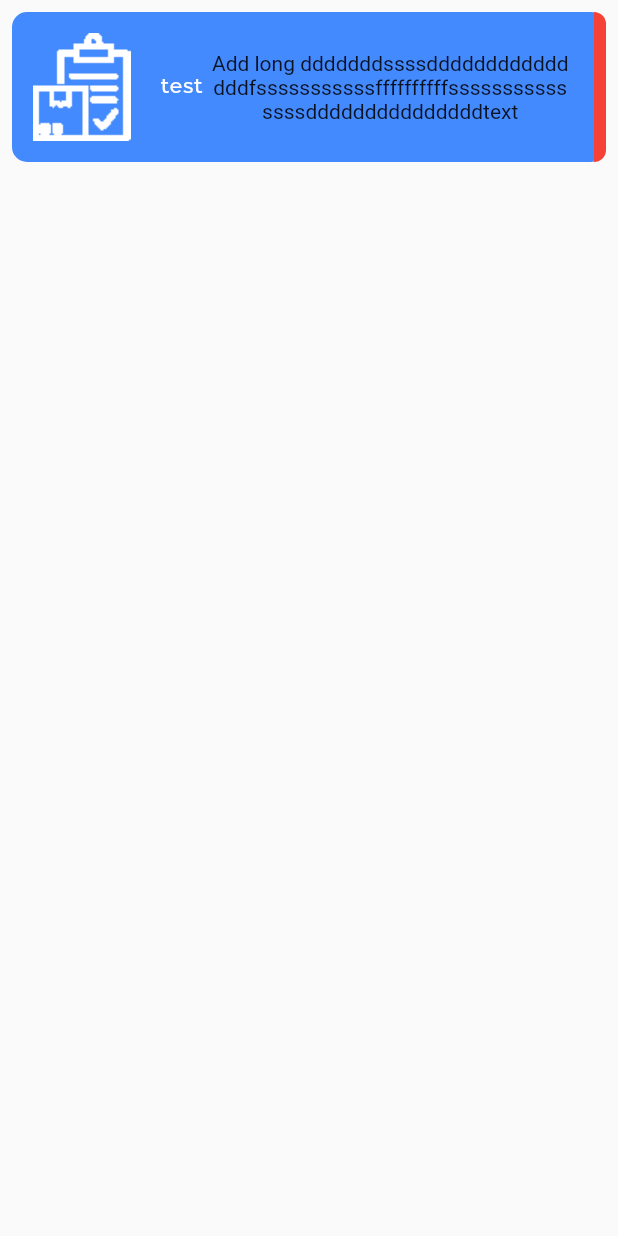
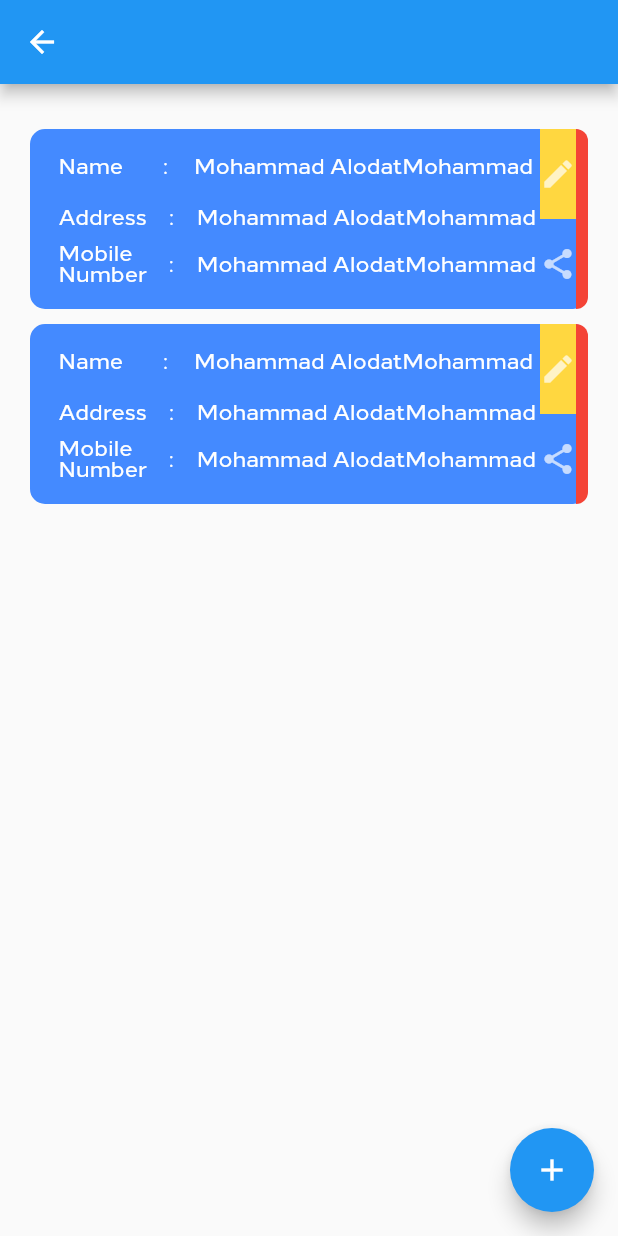
Before and after one commit to Belal-alodat/fast_trans, a Flutter app: the AddShipmentPage screen opened by its route, after a tap on "From", on a phone screen of 412 x 824 dp. Run offline on Flutter 3.47's test engine with Material 2 defaults, Android fonts, the phone set to English and light mode, and no system bars; our stand-ins replace dio, easy_localization.

Commit message:
shipmentPage2

```diff
--- a/lib/main.dart
+++ b/lib/main.dart
@@ -6,6 +6,7 @@
 import 'register_home.dart';
 import 'screen/Text_page.dart';
 import 'screen/add_shipment_page.dart';
+import 'screen/list_addresses_page.dart';
 
 void main() async {
   WidgetsFlutterBinding.ensureInitialized();
@@ -45,7 +46,7 @@
         // When navigating to the "/second" route, build the SecondScreen widget.
         '/register': (context) => RegisterHomeScreen(),
         '/shipment': (context) => AddShipmentPage(),
-        '/text': (context) => TextPage(),
+        '/list-addresses': (context) => ListAddressesPage(),
         '/text': (context) => TextPage(),
       },
     );
--- a/lib/screen/add_shipment_page.dart
+++ b/lib/screen/add_shipment_page.dart
@@ -3,6 +3,7 @@
 
 import '../core/app_session.dart';
 import '../providers/Auth.dart';
+import '../widget/card_with_colored_edge.dart';
 import '../widget/round_elevated_button.dart';
 
 class AddShipmentPage extends StatefulWidget {
@@ -26,7 +27,7 @@
 
   Widget build(BuildContext context) {
     double height = 50.0;
-    Direction diredction = AppSession.instance.languageCode == 'ar'
+    Direction direction = AppSession.instance.languageCode == 'ar'
         ? Direction.left
         : Direction.right;
     return Scaffold(
@@ -48,7 +49,7 @@
                   height,
                   Colors.blueAccent,
                   Colors.red,
-                  diredction,
+                  direction,
                   // getWidget1('images/from.png', 'From'),
                   getWidget10('images/from.png', 'From', 'From From From',
                       Colors.white),
@@ -62,7 +63,7 @@
                   height,
                   Colors.blueAccent,
                   Colors.red,
-                  diredction,
+                  direction,
                   getWidget10(
                       'images/to.png', 'To', 'To To To To', Colors.white),
                   row3children: getRow3Widget(height),
@@ -75,7 +76,7 @@
                   height,
                   Colors.blueAccent,
                   Colors.red,
-                  diredction,
+                  direction,
                   getWidget10('images/packagedetails.png', 'Package Details',
                       'Package Details', Colors.white),
                   row3children: getRow3Widget(height),
@@ -211,7 +212,7 @@
   }
 
   void from() {
-    Navigator.pushNamed(context, '/text');
+    Navigator.pushNamed(context, '/list-addresses');
   }
 
   void PackageDetails() {
@@ -219,88 +220,6 @@
   }
 
   void To() {
-    Navigator.pushNamed(context, '/text');
+    Navigator.pushNamed(context, '/list-addresses');
   }
 }
-
-enum Direction { right, left }
-
-class CaredWithColoredEdge extends StatelessWidget {
-  final double height;
-  final Color backGroundColor;
-  final Color edgeColor;
-  final Direction direction;
-  final Widget child;
-  List<Widget>? row3children;
-  CaredWithColoredEdge(
-    this.height,
-    this.backGroundColor,
-    this.edgeColor,
-    this.direction,
-    this.child, {
-    List<Widget>? row3children,
-    Key? key,
-  }) : super(key: key) {
-    this.row3children = row3children;
-  }
-
-  @override
-  Widget build(BuildContext context) {
-    var aligDirection = direction == Direction.right
-        ? MainAxisAlignment.end
-        : MainAxisAlignment.end;
-    var borderDirection = direction == Direction.right
-        ? BorderRadius.only(
-            topRight: Radius.circular(10.0), bottomRight: Radius.circular(10.0))
-        : BorderRadius.only(
-            topLeft: Radius.circular(10.0), bottomLeft: Radius.circular(10.0));
-    return Stack /*Column*/ (
-      children: [
-        Row(
-          children: [
-            Expanded(
-              child: Container(
-                height: height,
-                decoration: BoxDecoration(
-                  color: backGroundColor,
-                  border: Border.all(
-                    width: 4,
-                    // color: MyColor.TxtColorOrange,
-                    color: backGroundColor,
-                  ),
-                  borderRadius: BorderRadius.circular(10.0),
-                ),
-                child: child,
-              ),
-            ),
-          ],
-        ),
-        Row(
-          mainAxisAlignment: aligDirection,
-          // crossAxisAlignment: CrossAxisAlignment.start,
-          children: [
-            Container(
-              height: height,
-              //  width: 5,
-              decoration: BoxDecoration(
-                //  color: edgeColor, //Colors.black,
-                border: Border.all(
-                  width: 4,
-                  // color: MyColor.TxtColorOrange,
-                  color: edgeColor,
-                ),
-                borderRadius: borderDirection,
-              ),
-            ),
-          ],
-        ),
-        if (row3children != null)
-          Row(
-            mainAxisAlignment: aligDirection,
-            // crossAxisAlignment: CrossAxisAlignment.start,
-            children: row3children ?? const <Widget>[],
-          ),
-      ],
-    );
-  }
-}
--- /dev/null
+++ b/lib/screen/list_addresses_page.dart
@@ -0,0 +1,202 @@
+import 'package:flutter/material.dart';
+
+import '../core/app_session.dart';
+import '../widget/card_with_colored_edge.dart';
+
+class ListAddressesPage extends StatefulWidget {
+  @override
+  _ListAddressesState createState() => _ListAddressesState();
+}
+
+class _ListAddressesState extends State<ListAddressesPage> {
+  Widget build(BuildContext context) {
+    double height = 150.0;
+    Direction direction = AppSession.instance.languageCode == 'ar'
+        ? Direction.left
+        : Direction.right;
+
+    return Scaffold(
+      floatingActionButton: FloatingActionButton(
+        onPressed: () {},
+        tooltip: 'Increment',
+        child: const Icon(Icons.add),
+      ),
+      appBar: AppBar(),
+      body: SafeArea(
+        child: SingleChildScrollView(
+          padding: const EdgeInsets.symmetric(vertical: 20, horizontal: 20),
+          child: Column(
+            mainAxisAlignment: MainAxisAlignment.start,
+            crossAxisAlignment: CrossAxisAlignment.start,
+            children: getChildren(height, direction),
+          ),
+        ),
+      ),
+    );
+  }
+
+  List<Widget> getChildren(double height, Direction direction) {
+    List<Widget> children = [];
+    for (int i = 0; i < 2; i++) {
+      children.add(const SizedBox(height: 10));
+      children.add(InkWell(
+          onTap: () {
+            print('selected cared index $i');
+          },
+          child: CaredWithColoredEdge(
+            row3children: getRow3Widget(120, i),
+            120,
+            Colors.blueAccent,
+            Colors.red,
+            direction,
+            // getWidget1('images/from.png', 'From'),
+            getWidget10('images/from.png', 'Name', 'Mohammad AlodatMohammad ',
+                Colors.white),
+          )));
+    }
+    return children;
+  }
+
+  Widget text(
+    String text, {
+    Color color = Colors.black,
+    double size = 14,
+    String font = 'm',
+  }) {
+    return Text(
+      text,
+      style: TextStyle(color: color, fontSize: size, fontFamily: 'loew$font'),
+      softWrap: true,
+    );
+  }
+
+  List<Widget> getRow3Widget(double height, int index) {
+    return [
+      Center(
+        child: Column(
+          children: [
+            Container(
+              height: height / 2,
+              color: Colors.amberAccent,
+              child: InkWell(
+                onTap: () {
+                  print('selected Icone index $index');
+                },
+                child: Icon(
+                  Icons.edit,
+                  color: Colors.white70,
+                  //size: 30,
+                ),
+              ),
+              //  color: Colors.black,
+            ),
+            Container(
+              height: height / 2,
+              //  color: Colors.amberAccent,
+              child: InkWell(
+                onTap: () {
+                  print('selected Icone index $index');
+                },
+                child: Icon(
+                  Icons.share,
+                  color: Colors.white70,
+                  //size: 30,
+                ),
+              ),
+              //  color: Colors.black,
+            ),
+          ],
+        ),
+      ),
+      const SizedBox(width: 8),
+    ];
+  }
+
+  Widget getWidget10(String imagePath, String textLabel1, String textLabel2,
+      Color backgroundColor) {
+    return Padding(
+      padding: const EdgeInsets.fromLTRB(15, 15, 15, 5),
+      child: Column(
+        children: [
+          Row(
+            children: [
+              Container(
+                //  color: Colors.red,
+                child: text(textLabel1, color: backgroundColor),
+              ),
+              SizedBox(width: 27),
+              Container(
+                //   color: Colors.red,
+                child: text(":", color: backgroundColor),
+              ),
+              Expanded(
+                child: Container(
+                  //  color: Colors.red,
+                  child: Text(
+                    textAlign: TextAlign.center,
+                    textLabel2,
+                    overflow: TextOverflow.ellipsis,
+                    style:
+                        TextStyle(color: backgroundColor, fontFamily: 'loewm'),
+                  ),
+                ),
+              ),
+            ],
+          ),
+          SizedBox(height: 20),
+          Row(
+            children: [
+              Container(
+                //   color: Colors.red,
+                child: text('Address', color: backgroundColor),
+              ),
+              SizedBox(width: 15),
+              Container(
+                //  color: Colors.red,
+                child: text(":", color: backgroundColor),
+              ),
+              Expanded(
+                child: Container(
+                  //  color: Colors.red,
+                  child: Text(
+                    textAlign: TextAlign.center,
+                    textLabel2,
+                    overflow: TextOverflow.ellipsis,
+                    style:
+                        TextStyle(color: backgroundColor, fontFamily: 'loewm'),
+                  ),
+                ),
+              ),
+            ],
+          ),
+          SizedBox(height: 10),
+          Row(
+            children: [
+              Container(
+                //  color: Colors.red,
+                child: text('Mobile\nNumber', color: backgroundColor),
+              ),
+              SizedBox(width: 15),
+              Container(
+                //color: Colors.red,
+                child: text(":", color: backgroundColor),
+              ),
+              Expanded(
+                child: Container(
+                  //  color: Colors.red,
+                  child: Text(
+                    textAlign: TextAlign.center,
+                    textLabel2,
+                    overflow: TextOverflow.ellipsis,
+                    style:
+                        TextStyle(color: backgroundColor, fontFamily: 'loewm'),
+                  ),
+                ),
+              ),
+            ],
+          ),
+        ],
+      ),
+    );
+  }
+}
--- /dev/null
+++ b/lib/widget/card_with_colored_edge.dart
@@ -0,0 +1,83 @@
+import 'package:flutter/material.dart';
+
+enum Direction { right, left }
+
+class CaredWithColoredEdge extends StatelessWidget {
+  final double height;
+  final Color backGroundColor;
+  final Color edgeColor;
+  final Direction direction;
+  final Widget child;
+  List<Widget>? row3children;
+  CaredWithColoredEdge(
+    this.height,
+    this.backGroundColor,
+    this.edgeColor,
+    this.direction,
+    this.child, {
+    List<Widget>? row3children,
+    Key? key,
+  }) : super(key: key) {
+    this.row3children = row3children;
+  }
+
+  @override
+  Widget build(BuildContext context) {
+    var aligDirection = direction == Direction.right
+        ? MainAxisAlignment.end
+        : MainAxisAlignment.end;
+    var borderDirection = direction == Direction.right
+        ? BorderRadius.only(
+            topRight: Radius.circular(10.0), bottomRight: Radius.circular(10.0))
+        : BorderRadius.only(
+            topLeft: Radius.circular(10.0), bottomLeft: Radius.circular(10.0));
+    return Stack /*Column*/ (
+      children: [
+        Row(
+          children: [
+            Expanded(
+              child: Container(
+                height: height,
+                decoration: BoxDecoration(
+                  color: backGroundColor,
+                  border: Border.all(
+                    width: 4,
+                    // color: MyColor.TxtColorOrange,
+                    color: backGroundColor,
+                  ),
+                  borderRadius: BorderRadius.circular(10.0),
+                ),
+                child: child,
+              ),
+            ),
+          ],
+        ),
+        Row(
+          mainAxisAlignment: aligDirection,
+          // crossAxisAlignment: CrossAxisAlignment.start,
+          children: [
+            Container(
+              height: height,
+              //  width: 5,
+              decoration: BoxDecoration(
+                //  color: edgeColor, //Colors.black,
+                border: Border.all(
+                  width: 4,
+                  // color: MyColor.TxtColorOrange,
+                  color: edgeColor,
+                ),
+                borderRadius: borderDirection,
+              ),
+            ),
+          ],
+        ),
+        if (row3children != null)
+          Row(
+            mainAxisAlignment: aligDirection,
+            // crossAxisAlignment: CrossAxisAlignment.start,
+            children: row3children ?? const <Widget>[],
+          ),
+      ],
+    );
+  }
+}
```
